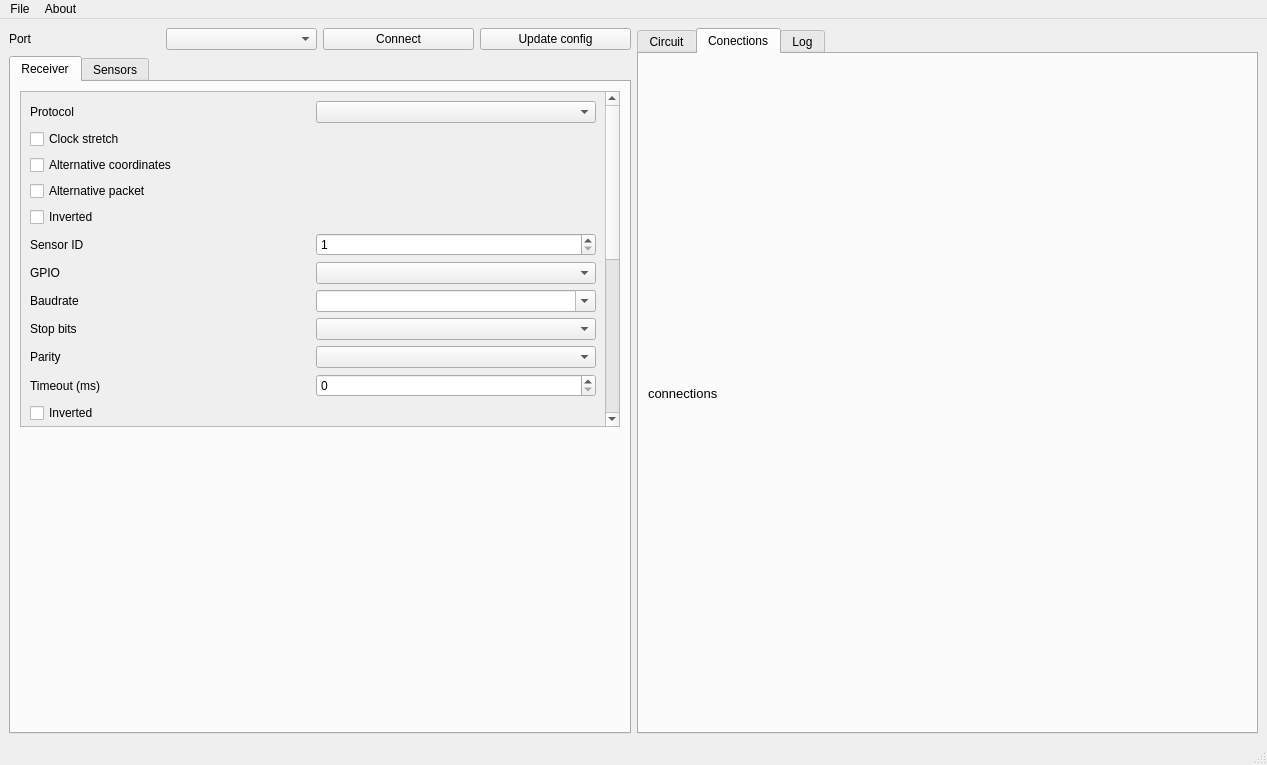
Before: the Qt Designer form msrc_gui/mainwindow.ui in dgatf/msrc, drawn with Qt 5.
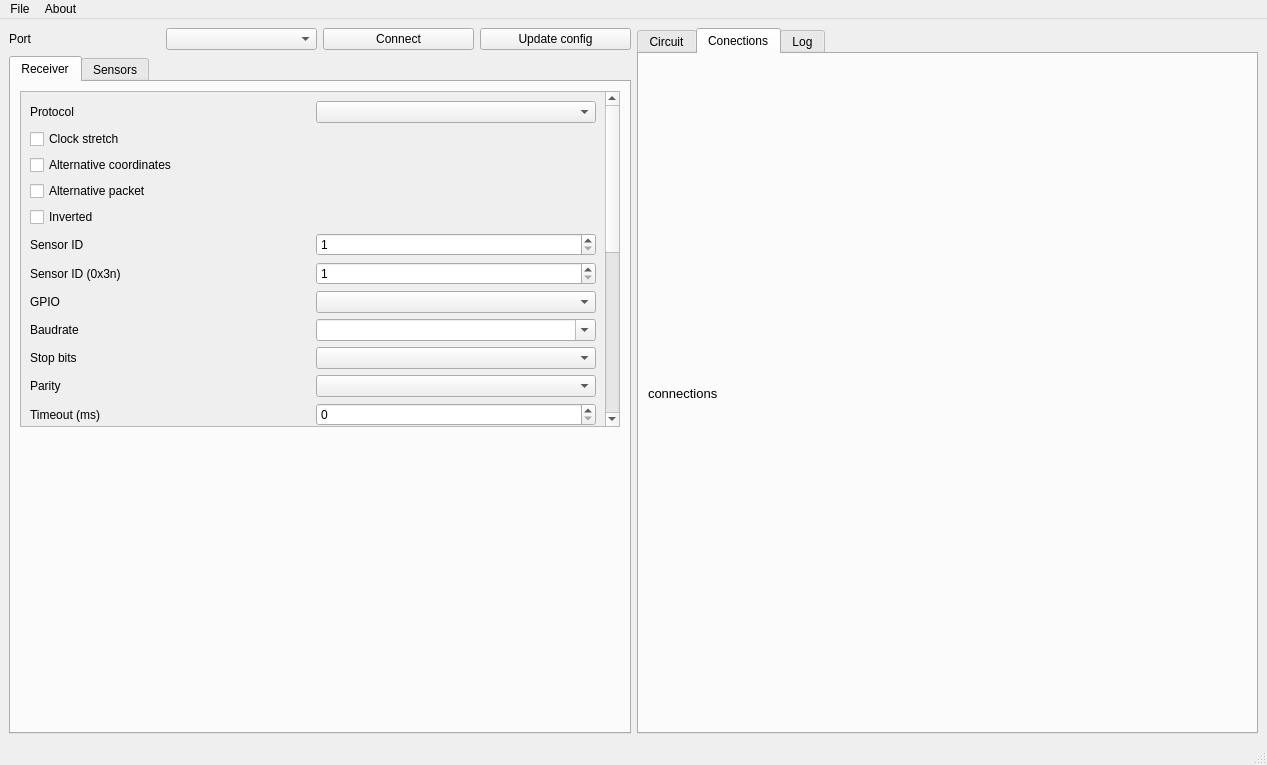
After: the same form once the commit is applied. The open tabs and pages were chosen to show the change. Icons and pictures are not drawn.

Commit message: Add NTC offset calibration and selectable SRXL2 sensor ID

Diff of the .ui file:
```diff
--- a/msrc_gui/mainwindow.ui
+++ b/msrc_gui/mainwindow.ui
@@ -94,163 +94,10 @@
                  <x>0</x>
                  <y>0</y>
                  <width>581</width>
-                 <height>742</height>
+                 <height>774</height>
                 </rect>
                </property>
                <layout class="QGridLayout" name="gridLayout_14">
-                <item row="5" column="0">
-                 <widget class="QLabel" name="lbSensorId">
-                  <property name="enabled">
-                   <bool>true</bool>
-                  </property>
-                  <property name="text">
-                   <string>Sensor ID</string>
-                  </property>
-                 </widget>
-                </item>
-                <item row="9" column="0">
-                 <widget class="QLabel" name="lbStopbits">
-                  <property name="enabled">
-                   <bool>true</bool>
-                  </property>
-                  <property name="text">
-                   <string>Stop bits</string>
-                  </property>
-                 </widget>
-                </item>
-                <item row="4" column="0">
-                 <widget class="QCheckBox" name="cbFPortInverted">
-                  <property name="text">
-                   <string>Inverted</string>
-                  </property>
-                 </widget>
-                </item>
-                <item row="12" column="0">
-                 <widget class="QCheckBox" name="cbInverted">
-                  <property name="enabled">
-                   <bool>true</bool>
-                  </property>
-                  <property name="text">
-                   <string>Inverted</string>
-                  </property>
-                 </widget>
-                </item>
-                <item row="3" column="0">
-                 <widget class="QCheckBox" name="cbAlternativePacket">
-                  <property name="enabled">
-                   <bool>true</bool>
-                  </property>
-                  <property name="text">
-                   <string>Alternative packet</string>
-                  </property>
-                 </widget>
-                </item>
-                <item row="8" column="1">
-                 <widget class="QComboBox" name="cbBaudrate">
-                  <property name="enabled">
-                   <bool>true</bool>
-                  </property>
-                  <property name="editable">
-                   <bool>true</bool>
-                  </property>
-                 </widget>
-                </item>
-                <item row="11" column="1">
-                 <widget class="QSpinBox" name="sbTimeout">
-                  <property name="enabled">
-                   <bool>true</bool>
-                  </property>
-                  <property name="maximum">
-                   <number>100</number>
-                  </property>
-                 </widget>
-                </item>
-                <item row="2" column="0">
-                 <widget class="QCheckBox" name="cbAlternativeCoordinates">
-                  <property name="enabled">
-                   <bool>true</bool>
-                  </property>
-                  <property name="text">
-                   <string>Alternative coordinates</string>
-                  </property>
-                 </widget>
-                </item>
-                <item row="8" column="0">
-                 <widget class="QLabel" name="lbBaudrate">
-                  <property name="enabled">
-                   <bool>true</bool>
-                  </property>
-                  <property name="text">
-                   <string>Baudrate</string>
-                  </property>
-                 </widget>
-                </item>
-                <item row="11" column="0">
-                 <widget class="QLabel" name="lbTimeout">
-                  <property name="enabled">
-                   <bool>true</bool>
-                  </property>
-                  <property name="text">
-                   <string>Timeout (ms)</string>
-                  </property>
-                 </widget>
-                </item>
-                <item row="0" column="0">
-                 <widget class="QLabel" name="label">
-                  <property name="enabled">
-                   <bool>true</bool>
-                  </property>
-                  <property name="text">
-                   <string>Protocol</string>
-                  </property>
-                 </widget>
-                </item>
-                <item row="7" column="1">
-                 <widget class="QComboBox" name="cbSerialMonitorGpio"/>
-                </item>
-                <item row="10" column="1">
-                 <widget class="QComboBox" name="cbParity">
-                  <property name="enabled">
-                   <bool>true</bool>
-                  </property>
-                 </widget>
-                </item>
-                <item row="10" column="0">
-                 <widget class="QLabel" name="lbParity">
-                  <property name="enabled">
-                   <bool>true</bool>
-                  </property>
-                  <property name="text">
-                   <string>Parity</string>
-                  </property>
-                 </widget>
-                </item>
-                <item row="14" column="1">
-                 <widget class="QComboBox" name="cbSerialFormat"/>
-                </item>
-                <item row="1" column="0">
-                 <widget class="QCheckBox" name="cbClockStretch">
-                  <property name="enabled">
-                   <bool>true</bool>
-                  </property>
-                  <property name="text">
-                   <string>Clock stretch</string>
-                  </property>
-                 </widget>
-                </item>
-                <item row="5" column="1">
-                 <widget class="QSpinBox" name="sbSensorId">
-                  <property name="enabled">
-                   <bool>true</bool>
-                  </property>
-                  <property name="minimum">
-                   <number>1</number>
-                  </property>
-                  <property name="maximum">
-                   <number>30</number>
-                  </property>
-                 </widget>
-                </item>
                 <item row="0" column="1">
                  <widget class="QComboBox" name="cbReceiver">
                   <property name="enabled">
@@ -258,34 +105,14 @@
                   </property>
                  </widget>
                 </item>
-                <item row="7" column="0">
-                 <widget class="QLabel" name="lbSerialMonitorGpio">
-                  <property name="text">
-                   <string>GPIO</string>
-                  </property>
-                 </widget>
-                </item>
-                <item row="9" column="1">
+                <item row="10" column="1">
                  <widget class="QComboBox" name="cbStopbits">
                   <property name="enabled">
                    <bool>true</bool>
                   </property>
                  </widget>
                 </item>
-                <item row="16" column="0">
-                 <spacer name="verticalSpacer_5">
-                  <property name="orientation">
-                   <enum>Qt::Vertical</enum>
-                  </property>
-                  <property name="sizeHint" stdset="0">
-                   <size>
-                    <width>20</width>
-                    <height>40</height>
-                   </size>
-                  </property>
-                 </spacer>
-                </item>
-                <item row="15" column="0" colspan="2">
+                <item row="16" column="0" colspan="2">
                  <widget class="QGroupBox" name="gbRate">
                   <property name="enabled">
                    <bool>true</bool>
@@ -529,20 +356,210 @@
                   </layout>
                  </widget>
                 </item>
-                <item row="14" column="0">
+                <item row="17" column="0">
+                 <spacer name="verticalSpacer_5">
+                  <property name="orientation">
+                   <enum>Qt::Vertical</enum>
+                  </property>
+                  <property name="sizeHint" stdset="0">
+                   <size>
+                    <width>20</width>
+                    <height>40</height>
+                   </size>
+                  </property>
+                 </spacer>
+                </item>
+                <item row="11" column="0">
+                 <widget class="QLabel" name="lbParity">
+                  <property name="enabled">
+                   <bool>true</bool>
+                  </property>
+                  <property name="text">
+                   <string>Parity</string>
+                  </property>
+                 </widget>
+                </item>
+                <item row="13" column="0">
+                 <widget class="QCheckBox" name="cbInverted">
+                  <property name="enabled">
+                   <bool>true</bool>
+                  </property>
+                  <property name="text">
+                   <string>Inverted</string>
+                  </property>
+                 </widget>
+                </item>
+                <item row="4" column="0">
+                 <widget class="QCheckBox" name="cbFPortInverted">
+                  <property name="text">
+                   <string>Inverted</string>
+                  </property>
+                 </widget>
+                </item>
+                <item row="9" column="1">
+                 <widget class="QComboBox" name="cbBaudrate">
+                  <property name="enabled">
+                   <bool>true</bool>
+                  </property>
+                  <property name="editable">
+                   <bool>true</bool>
+                  </property>
+                 </widget>
+                </item>
+                <item row="8" column="1">
+                 <widget class="QComboBox" name="cbSerialMonitorGpio"/>
+                </item>
+                <item row="2" column="0">
+                 <widget class="QCheckBox" name="cbAlternativeCoordinates">
+                  <property name="enabled">
+                   <bool>true</bool>
+                  </property>
+                  <property name="text">
+                   <string>Alternative coordinates</string>
+                  </property>
+                 </widget>
+                </item>
+                <item row="9" column="0">
+                 <widget class="QLabel" name="lbBaudrate">
+                  <property name="enabled">
+                   <bool>true</bool>
+                  </property>
+                  <property name="text">
+                   <string>Baudrate</string>
+                  </property>
+                 </widget>
+                </item>
+                <item row="0" column="0">
+                 <widget class="QLabel" name="label">
+                  <property name="enabled">
+                   <bool>true</bool>
+                  </property>
+                  <property name="text">
+                   <string>Protocol</string>
+                  </property>
+                 </widget>
+                </item>
+                <item row="5" column="1">
+                 <widget class="QSpinBox" name="sbSensorId">
+                  <property name="enabled">
+                   <bool>true</bool>
+                  </property>
+                  <property name="minimum">
+                   <number>1</number>
+                  </property>
+                  <property name="maximum">
+                   <number>30</number>
+                  </property>
+                 </widget>
+                </item>
+                <item row="12" column="0">
+                 <widget class="QLabel" name="lbTimeout">
+                  <property name="enabled">
+                   <bool>true</bool>
+                  </property>
+                  <property name="text">
+                   <string>Timeout (ms)</string>
+                  </property>
+                 </widget>
+                </item>
+                <item row="15" column="0">
                  <widget class="QLabel" name="lbSerialFormat">
                   <property name="text">
                    <string>Output format</string>
                   </property>
                  </widget>
                 </item>
-                <item row="13" column="0">
+                <item row="11" column="1">
+                 <widget class="QComboBox" name="cbParity">
+                  <property name="enabled">
+                   <bool>true</bool>
+                  </property>
+                 </widget>
+                </item>
+                <item row="15" column="1">
+                 <widget class="QComboBox" name="cbSerialFormat"/>
+                </item>
+                <item row="12" column="1">
+                 <widget class="QSpinBox" name="sbTimeout">
+                  <property name="enabled">
+                   <bool>true</bool>
+                  </property>
+                  <property name="maximum">
+                   <number>100</number>
+                  </property>
+                 </widget>
+                </item>
+                <item row="14" column="0">
                  <widget class="QCheckBox" name="cbFbusInverted">
                   <property name="text">
                    <string>Inverted</string>
                   </property>
                  </widget>
                 </item>
+                <item row="10" column="0">
+                 <widget class="QLabel" name="lbStopbits">
+                  <property name="enabled">
+                   <bool>true</bool>
+                  </property>
+                  <property name="text">
+                   <string>Stop bits</string>
+                  </property>
+                 </widget>
+                </item>
+                <item row="1" column="0">
+                 <widget class="QCheckBox" name="cbClockStretch">
+                  <property name="enabled">
+                   <bool>true</bool>
+                  </property>
+                  <property name="text">
+                   <string>Clock stretch</string>
+                  </property>
+                 </widget>
+                </item>
+                <item row="5" column="0">
+                 <widget class="QLabel" name="lbSensorId">
+                  <property name="enabled">
+                   <bool>true</bool>
+                  </property>
+                  <property name="text">
+                   <string>Sensor ID</string>
+                  </property>
+                 </widget>
+                </item>
+                <item row="3" column="0">
+                 <widget class="QCheckBox" name="cbAlternativePacket">
+                  <property name="enabled">
+                   <bool>true</bool>
+                  </property>
+                  <property name="text">
+                   <string>Alternative packet</string>
+                  </property>
+                 </widget>
+                </item>
+                <item row="8" column="0">
+                 <widget class="QLabel" name="lbSerialMonitorGpio">
+                  <property name="text">
+                   <string>GPIO</string>
+                  </property>
+                 </widget>
+                </item>
+                <item row="6" column="0">
+                 <widget class="QLabel" name="lbSensorIdSrxl2">
+                  <property name="text">
+                   <string>Sensor ID (0x3n)</string>
+                  </property>
+                 </widget>
+                </item>
+                <item row="6" column="1">
+                 <widget class="QSpinBox" name="sbSensorIdSrxl2">
+                  <property name="minimum">
+                   <number>1</number>
+                  </property>
+                  <property name="maximum">
+                   <number>15</number>
+                  </property>
+                 </widget>
+                </item>
                </layout>
               </widget>
              </widget>
```
Left out of the diff: 33 changed lines with no effect on the pictures. The commit also changes 21 other files.
